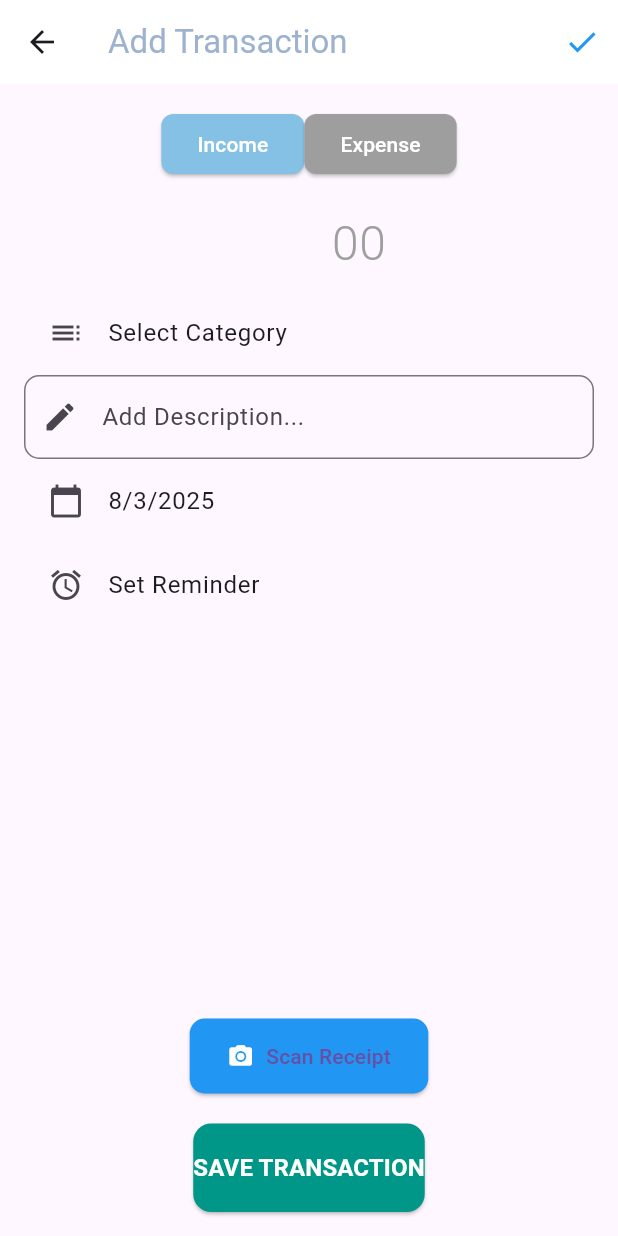
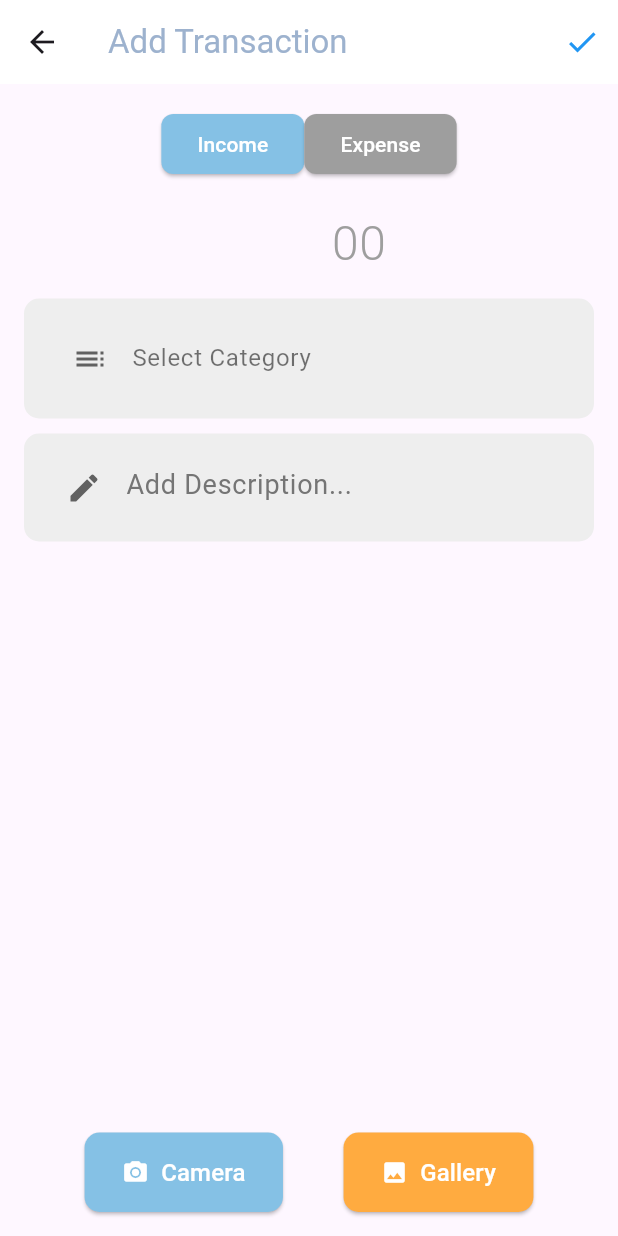
Before and after one commit to Fynaura/fynaura, a Flutter app: the TransactionDetailPage screen opened directly, after a tap on "Income", on a phone screen of 412 x 824 dp. Run offline on Flutter 3.47's test engine with Material 3 defaults, Android fonts, the phone set to English and light mode, and no system bars; our stand-ins replace image_picker, shared_preferences; accounts and stored records are empty.

Commit message:
added the new buttons to ocr scan function

```diff
--- a/front-end/lib/pages/add-transactions/transaction_detail_page.dart
+++ b/front-end/lib/pages/add-transactions/transaction_detail_page.dart
@@ -1,10 +1,7 @@
-
-import 'dart:convert';
+import 'dart:io';
 import 'package:flutter/material.dart';
-
-import 'package:fynaura/pages/ocr/ImageSelectionOption.dart' as ocrScreen;
-import 'package:http/http.dart' as http;
-import 'transaction_category_page.dart';
+import 'package:fynaura/pages/add-transactions/transaction_category_page.dart';
+import 'package:fynaura/pages/ocr/ImageSelectionOption.dart';
 
 
 class TransactionDetailPage extends StatefulWidget {
@@ -19,27 +16,40 @@ class _TransactionDetailPageState extends State<TransactionDetailPage> {
   TextEditingController descriptionController = TextEditingController();
   DateTime selectedDate = DateTime.now();
   bool reminder = false;
+  File? selectedImage; // Store selected image
 
+  void _handleImageSelection(bool isCamera) async {
+    File? image = isCamera
+        ? await ImageSelectionOption.pickImageFromCamera()
+        : await ImageSelectionOption.pickImageFromGallery();
+
+    if (image != null) {
+      setState(() {
+        selectedImage = image;
+      });
+    }
+  }
 
   @override
   Widget build(BuildContext context) {
     return Scaffold(
       appBar: AppBar(
-
-        title: Text('Add Transaction', style: TextStyle(color: Color(0xFF9DB2CE))),
+        title: const Text('Add Transaction', style: TextStyle(color: Color(0xFF9DB2CE))),
         backgroundColor: Colors.white,
         actions: [
           IconButton(
-            icon: Icon(Icons.check, color: Colors.blue),
-            onPressed: _saveTransaction,
+            icon: const Icon(Icons.check, color: Colors.blue),
+            onPressed: () {
+              ScaffoldMessenger.of(context).showSnackBar(
+                const SnackBar(content: Text("Transaction Added Successfully")),
+              );
+            },
           ),
         ],
-
       ),
       body: Padding(
         padding: const EdgeInsets.all(16.0),
         child: Column(
-
           children: [
             Row(
               mainAxisAlignment: MainAxisAlignment.center,
@@ -48,45 +58,57 @@ class _TransactionDetailPageState extends State<TransactionDetailPage> {
                 buildToggleButton("Expense", isExpense),
               ],
             ),
-            SizedBox(height: 10),
+            const SizedBox(height: 10),
             buildModernAmountField(),
             buildModernOptionTile("Category", Icons.toc, selectedCategory, context, true),
             buildModernDescriptionField(),
-            buildModernOptionTile("Set Date", Icons.calendar_today, "${selectedDate.day}/${selectedDate.month}/${selectedDate.year}", context, false),
-            buildModernOptionTile("Set Reminder", Icons.alarm, reminder ? "Reminder Set" : "Set Reminder", context, false),
-            Spacer(),
-            // Camera Button
+            if (isExpense) buildModernOptionTile("Set Reminder", Icons.alarm, reminder ? "Reminder Set" : "Set Reminder", context, false),
+
+            const Spacer(),
+
+            // Show selected image preview
+            if (selectedImage != null)
+              Container(
+                margin: const EdgeInsets.only(bottom: 10),
+                height: 100,
+                decoration: BoxDecoration(
+                  borderRadius: BorderRadius.circular(10),
+                  image: DecorationImage(
+                    image: FileImage(selectedImage!),
+                    fit: BoxFit.cover,
+                  ),
+                ),
+              ),
+
+            // Image selection buttons
+            Row(
+              mainAxisAlignment: MainAxisAlignment.spaceEvenly,
+              children: [
                 ElevatedButton.icon(
-              onPressed: () {
-                Navigator.push(
-                  context,
-                  MaterialPageRoute(builder: (context) => ocrScreen.OcrScreen()),
-                );
-              },
-              icon: Icon(Icons.camera_alt, color: Colors.white),
-              label: Text("Scan Receipt"),
+                  onPressed: () => _handleImageSelection(true),
                   style: ElevatedButton.styleFrom(
-                backgroundColor: Colors.blue,
-                padding: EdgeInsets.symmetric(horizontal: 25, vertical: 15),
+                    backgroundColor: const Color(0xFF85C1E5),
+                    padding: const EdgeInsets.symmetric(horizontal: 25, vertical: 15),
                     shape: RoundedRectangleBorder(
                       borderRadius: BorderRadius.circular(10),
                     ),
                   ),
+                  icon: const Icon(Icons.camera_alt, color: Colors.white),
+                  label: const Text("Camera", style: TextStyle(color: Colors.white, fontSize: 16)),
                 ),
-            SizedBox(height: 20),
-            ElevatedButton(
-              onPressed: _saveTransaction,
+                ElevatedButton.icon(
+                  onPressed: () => _handleImageSelection(false),
                   style: ElevatedButton.styleFrom(
-                backgroundColor: Colors.teal,
-                padding: EdgeInsets.symmetric(vertical: 18),
+                    backgroundColor: Colors.orangeAccent,
+                    padding: const EdgeInsets.symmetric(horizontal: 25, vertical: 15),
                     shape: RoundedRectangleBorder(
-                  borderRadius: BorderRadius.circular(12),
+                      borderRadius: BorderRadius.circular(10),
                     ),
                   ),
-              child: Text(
-                'SAVE TRANSACTION',
-                style: TextStyle(fontSize: 16, fontWeight: FontWeight.bold, color: Colors.white),
+                  icon: const Icon(Icons.image, color: Colors.white),
+                  label: const Text("Gallery", style: TextStyle(color: Colors.white, fontSize: 16)),
                 ),
+              ],
             ),
           ],
         ),
@@ -94,45 +116,12 @@ class _TransactionDetailPageState extends State<TransactionDetailPage> {
     );
   }
 
-  void _saveTransaction() async {
-    var requestBody = {
-      "type": isExpense ? "expense" : "income",
-      "amount": int.tryParse(amountController.text) ?? 0,
-      "category": selectedCategory,
-      "note": descriptionController.text,
-      "date": "${selectedDate.year}-${selectedDate.month.toString().padLeft(2, '0')}-${selectedDate.day.toString().padLeft(2, '0')}",
-      "reminder": reminder,
-    };
-
-    var headers = {'Content-Type': 'application/json'};
-    var request = http.Request('POST', Uri.parse('http://localhost:8000/api/transaction'));
-    request.body = json.encode(requestBody);
-    request.headers.addAll(headers);
-
-    try {
-      http.StreamedResponse response = await request.send();
-      if (response.statusCode == 200) {
-        ScaffoldMessenger.of(context).showSnackBar(
-          SnackBar(content: Text("Transaction Added Successfully")),
-        );
-      } else {
-        ScaffoldMessenger.of(context).showSnackBar(
-          SnackBar(content: Text("Failed to Add Transaction: ${response.reasonPhrase}")),
-        );
-      }
-    } catch (e) {
-      ScaffoldMessenger.of(context).showSnackBar(
-        SnackBar(content: Text("Error: $e")),
-      );
-    }
-  }
-
   Widget buildToggleButton(String text, bool selected) {
     return ElevatedButton(
       onPressed: () => setState(() => isExpense = text == "Expense"),
       child: Text(text),
       style: ElevatedButton.styleFrom(
-        backgroundColor: selected ? Color(0xFF85C1E5) : Colors.grey,
+        backgroundColor: selected ? const Color(0xFF85C1E5) : Colors.grey,
         foregroundColor: Colors.white,
         shape: RoundedRectangleBorder(
           borderRadius: BorderRadius.circular(8),
@@ -145,32 +134,55 @@ class _TransactionDetailPageState extends State<TransactionDetailPage> {
     return TextField(
       controller: amountController,
       keyboardType: TextInputType.number,
-      style: TextStyle(fontSize: 32, fontWeight: FontWeight.bold),
+      style: const TextStyle(fontSize: 32, fontWeight: FontWeight.bold),
       textAlign: TextAlign.center,
-      decoration: InputDecoration(
+      decoration: const InputDecoration(
         prefixText: "LKR ",
         hintText: "00",
         hintStyle: TextStyle(fontSize: 32, fontWeight: FontWeight.w300, color: Colors.grey),
         border: InputBorder.none,
       ),
+      onChanged: (value) {
+        setState(() {});
+      },
     );
   }
 
   Widget buildModernDescriptionField() {
-    return TextField(
+    return Container(
+      padding: const EdgeInsets.symmetric(horizontal: 16, vertical: 12),
+      margin: const EdgeInsets.symmetric(vertical: 5),
+      decoration: BoxDecoration(
+        color: Colors.grey.shade200,
+        borderRadius: BorderRadius.circular(10),
+      ),
+      child: TextField(
         controller: descriptionController,
         decoration: InputDecoration(
           hintText: "Add Description...",
-        border: OutlineInputBorder(borderRadius: BorderRadius.circular(10)),
-        prefixIcon: Icon(Icons.edit),
+          hintStyle: TextStyle(fontSize: 18, fontWeight: FontWeight.w400, color: Colors.grey.shade600),
+          border: InputBorder.none,
+          prefixIcon: Icon(Icons.edit, color: Colors.grey.shade700),
+        ),
+        style: const TextStyle(fontSize: 18),
+        onChanged: (value) {
+          setState(() {});
+        },
       ),
     );
   }
 
   Widget buildModernOptionTile(String title, IconData icon, String hint, BuildContext context, bool isCategory) {
-    return ListTile(
-      leading: Icon(icon),
-      title: Text(hint),
+    return Container(
+      padding: const EdgeInsets.symmetric(horizontal: 16, vertical: 12),
+      margin: const EdgeInsets.symmetric(vertical: 5),
+      decoration: BoxDecoration(
+        color: Colors.grey.shade200,
+        borderRadius: BorderRadius.circular(10),
+      ),
+      child: ListTile(
+        leading: Icon(icon, color: Colors.grey.shade700),
+        title: Text(hint, style: const TextStyle(color: Colors.black54)),
         onTap: () async {
           if (isCategory) {
             final result = await Navigator.push(
@@ -180,20 +192,22 @@ class _TransactionDetailPageState extends State<TransactionDetailPage> {
             if (result != null) {
               setState(() => selectedCategory = result);
             }
-        } else if (title == "Set Date") {
+          } else if (title == "Set Reminder") {
             final date = await showDatePicker(
               context: context,
               initialDate: selectedDate,
               firstDate: DateTime(2000),
               lastDate: DateTime(2100),
             );
-          if (date != null) setState(() => selectedDate = date);
-        } else if (title == "Set Reminder") {
+            if (date != null) {
               setState(() {
-            reminder = !reminder;
+                selectedDate = date;
+                reminder = true;
               });
             }
+          }
         },
+      ),
     );
   }
 }
```
Also changed, not shown: front-end/lib/pages/add-transactions/transaction_category_page.dart (+3 -15 lines), front-end/lib/pages/ocr/ImageSelectionOption.dart (+22 -103 lines), 12 other files. Lines whose indentation alone changed are shown as unchanged.
